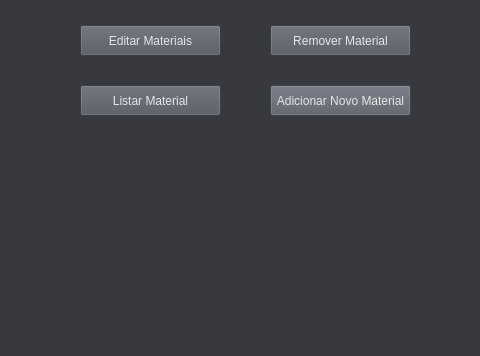
The window that SYSTEM CONTROL/menu_Principal.ui (victorkok/OPE-Oficina-Mecanica) describes before a commit, drawn with Qt 5; both pictures show x 160 to 640 and y 285 to 641 of the 834 by 641 pixel window.
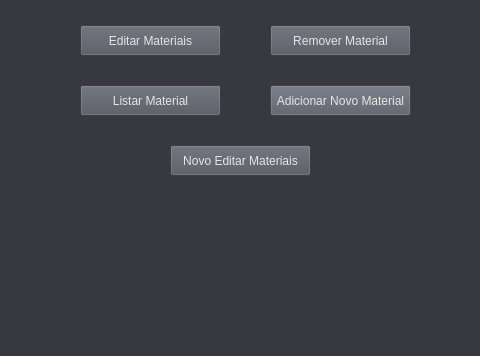
The same window after the commit.

The edit to the form file:
```diff
--- a/SYSTEM CONTROL/menu_Principal.ui
+++ b/SYSTEM CONTROL/menu_Principal.ui
@@ -155,6 +155,22 @@
      <string>Logout</string>
     </property>
    </widget>
+   <widget class="QPushButton" name="button_estoque_2">
+    <property name="geometry">
+     <rect>
+      <x>330</x>
+      <y>430</y>
+      <width>141</width>
+      <height>31</height>
+     </rect>
+    </property>
+    <property name="styleSheet">
+     <string notr="true">background-color: rgb(81, 85, 94);</string>
+    </property>
+    <property name="text">
+     <string>Novo Editar Materiais</string>
+    </property>
+   </widget>
   </widget>
   <widget class="QMenuBar" name="menubar">
    <property name="geometry">
```
